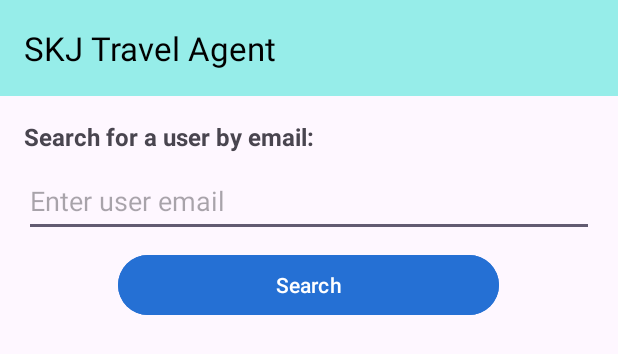
After one commit to deannamh/VacationPlanner, an Android app: the layout activity_admin_searchpage.xml on its own in the app's theme, with its tools: preview values and no code run, on a phone screen of 412 x 824 dp. The commit adds this screen. Shown: the top 354 px of the screen. Run offline under Robolectric (Android 15) with nearby library versions, the phone set to English and light mode, and no system bars.

Commit message:
Add layouts based on role (admin, user) and update UI classes

```diff
--- a/app/src/main/java/com/example/vacationplanner/UI/VacationList.java
+++ b/app/src/main/java/com/example/vacationplanner/UI/VacationList.java
@@ -32,6 +32,11 @@ public class VacationList extends AppCompatActivity {
     private VacationRepository vacationRepository;
     private ExcursionRepository excursionRepository;
     private VacationAdapter vacationAdapter;
+
+    private static final String USER_ROLE_KEY = "userRole";
+    private static final String SELECTED_USER_ID = "selectedUserId";
+    private static final String SELECTED_USER_EMAIL = "selectedUserEmail";
+    private String userRole;
 
     @Override
     protected void onCreate(Bundle savedInstanceState) {
--- /dev/null
+++ b/app/src/main/res/layout/activity_admin_searchpage.xml
@@ -0,0 +1,85 @@
+<?xml version="1.0" encoding="utf-8"?>
+<androidx.constraintlayout.widget.ConstraintLayout xmlns:android="http://schemas.android.com/apk/res/android"
+    xmlns:app="http://schemas.android.com/apk/res-auto"
+    xmlns:tools="http://schemas.android.com/tools"
+    android:layout_width="match_parent"
+    android:layout_height="match_parent"
+    tools:context="UI.AdminSearchActivity">
+
+    <com.google.android.material.appbar.AppBarLayout
+        android:id="@+id/appBarLayout"
+        android:layout_width="match_parent"
+        android:layout_height="wrap_content"
+        app:layout_constraintEnd_toEndOf="parent"
+        app:layout_constraintStart_toStartOf="parent"
+        app:layout_constraintTop_toTopOf="parent">
+
+        <androidx.appcompat.widget.Toolbar
+            android:id="@+id/toolbar"
+            android:layout_width="match_parent"
+            android:layout_height="?attr/actionBarSize"
+            android:background="#96EDE9"
+            app:title="SKJ Travel Agent"
+            app:titleTextColor="@android:color/black" />
+    </com.google.android.material.appbar.AppBarLayout>
+
+    <LinearLayout
+        android:id="@+id/linearlayoutappbar"
+        android:layout_width="match_parent"
+        android:layout_height="180dp"
+        android:orientation="vertical"
+        android:padding="16dp"
+        app:layout_constraintTop_toBottomOf="@id/appBarLayout"
+        tools:layout_editor_absoluteX="0dp">
+
+        <TextView
+            android:layout_width="match_parent"
+            android:layout_height="wrap_content"
+            android:text="Search for a user by email:"
+            android:textSize="16sp"
+            android:textStyle="bold"
+            app:layout_constraintTop_toBottomOf="@+id/appBarLayout" />
+
+        <EditText
+            android:id="@+id/searchEditText"
+            android:layout_width="match_parent"
+            android:layout_height="48dp"
+            android:layout_marginTop="8dp"
+            android:hint="Enter user email"
+            android:inputType="textEmailAddress" />
+
+        <Button
+            android:id="@+id/searchButton"
+            android:layout_width="254dp"
+            android:layout_height="wrap_content"
+            android:layout_marginTop="8dp"
+            android:backgroundTint="#2570d4"
+            android:text="Search"
+            android:layout_gravity="center"/>
+    </LinearLayout>
+
+    <TextView
+        android:id="@+id/noUsersTextView"
+        android:layout_width="wrap_content"
+        android:layout_height="wrap_content"
+        android:text="No users found"
+        android:textSize="16sp"
+        android:visibility="gone"
+        app:layout_constraintBottom_toBottomOf="parent"
+        app:layout_constraintEnd_toEndOf="parent"
+        app:layout_constraintStart_toStartOf="parent"
+        app:layout_constraintTop_toBottomOf="@+id/linearlayoutappbar" />
+
+    <androidx.recyclerview.widget.RecyclerView
+        android:id="@+id/userListRecyclerView"
+        android:layout_width="0dp"
+        android:layout_height="0dp"
+        android:layout_marginTop="24dp"
+        app:layout_constraintBottom_toBottomOf="parent"
+        app:layout_constraintEnd_toEndOf="parent"
+        app:layout_constraintHorizontal_bias="0.0"
+        app:layout_constraintStart_toStartOf="parent"
+        app:layout_constraintTop_toBottomOf="@+id/linearlayoutappbar"
+        app:layout_constraintVertical_bias="0.0" />
+
+</androidx.constraintlayout.widget.ConstraintLayout>
--- a/app/src/main/res/layout/activity_excursion_details.xml
+++ b/app/src/main/res/layout/activity_excursion_details.xml
@@ -5,7 +5,6 @@
     android:id="@+id/main"
     android:layout_width="match_parent"
     android:layout_height="match_parent"
-    android:background="#EAECDE"
     tools:context=".UI.ExcursionDetails">
 
     <EditText
--- a/app/src/main/res/layout/activity_main.xml
+++ b/app/src/main/res/layout/activity_main.xml
@@ -5,7 +5,6 @@
     android:id="@+id/main"
     android:layout_width="match_parent"
     android:layout_height="match_parent"
-    android:background="#EAECDE"
     tools:context=".UI.MainActivity">
 
     <ImageView
--- a/app/src/main/res/layout/activity_vacation_details.xml
+++ b/app/src/main/res/layout/activity_vacation_details.xml
@@ -5,7 +5,6 @@
     android:id="@+id/main"
     android:layout_width="match_parent"
     android:layout_height="match_parent"
-    android:background="#EAECDE"
     tools:context=".UI.VacationDetails">
 
     <ScrollView
--- a/app/src/main/res/layout/activity_vacation_list.xml
+++ b/app/src/main/res/layout/activity_vacation_list.xml
@@ -5,7 +5,6 @@
     android:id="@+id/main"
     android:layout_width="match_parent"
     android:layout_height="match_parent"
-    android:background="#EAECDE"
     tools:context=".UI.VacationList">
 
 
@@ -47,8 +46,8 @@
         android:textStyle="bold"
         app:layout_constraintBottom_toTopOf="@+id/fabAddVacation"
         app:layout_constraintEnd_toEndOf="parent"
-        app:layout_constraintStart_toStartOf="parent"
-        app:layout_constraintHorizontal_bias="0.5" />
+        app:layout_constraintHorizontal_bias="0.498"
+        app:layout_constraintStart_toStartOf="parent" />
 
     <com.google.android.material.floatingactionbutton.FloatingActionButton
         android:id="@+id/fabAddVacation"
--- a/app/src/main/res/layout/excursion_list_item.xml
+++ b/app/src/main/res/layout/excursion_list_item.xml
@@ -1,11 +1,8 @@
 <?xml version="1.0" encoding="utf-8"?>
 <androidx.constraintlayout.widget.ConstraintLayout xmlns:android="http://schemas.android.com/apk/res/android"
-    xmlns:tools="http://schemas.android.com/tools"
     android:id="@+id/main"
     android:layout_width="match_parent"
-    android:layout_height="wrap_content"
-    android:background="#EAECDE"
-    xmlns:app="http://schemas.android.com/apk/res-auto">
+    android:layout_height="wrap_content">
 
     <LinearLayout
         android:layout_width="match_parent"
--- a/app/src/main/res/layout/user_vacation_details.xml
+++ b/app/src/main/res/layout/user_vacation_details.xml
@@ -5,7 +5,6 @@
     android:id="@+id/main"
     android:layout_width="match_parent"
     android:layout_height="match_parent"
-    android:background="#EAECDE"
     tools:context=".UI.UserVacationDetails">
 
     <androidx.cardview.widget.CardView
--- a/app/src/main/res/layout/user_vacation_list.xml
+++ b/app/src/main/res/layout/user_vacation_list.xml
@@ -5,7 +5,6 @@
     android:id="@+id/main"
     android:layout_width="match_parent"
     android:layout_height="match_parent"
-    android:background="#EAECDE"
     tools:context=".UI.UserVacationList">
 
     <TextView
--- a/app/src/main/res/layout/vacation_list_item.xml
+++ b/app/src/main/res/layout/vacation_list_item.xml
@@ -1,10 +1,8 @@
 <?xml version="1.0" encoding="utf-8"?>
 <androidx.constraintlayout.widget.ConstraintLayout xmlns:android="http://schemas.android.com/apk/res/android"
-    xmlns:tools="http://schemas.android.com/tools"
     android:id="@+id/main"
     android:layout_width="match_parent"
     android:layout_height="wrap_content"
-    android:background="#EAECDE"
     xmlns:app="http://schemas.android.com/apk/res-auto">
 
     <TextView
```
Also changed, not shown: app/src/main/java/com/example/vacationplanner/UI/AdminSearchActivity.java (added, +148 -0 lines), app/src/main/java/com/example/vacationplanner/UI/MainActivity.java (+102 -57 lines), app/src/main/java/com/example/vacationplanner/UI/UserAdapter.java (added, +106 -0 lines), app/src/main/java/com/example/vacationplanner/entities/User.java (added, +30 -0 lines), app/src/main/res/layout/item_user.xml (added, +40 -0 lines), app/src/main/res/menu/menu_admin_search.xml (added, +14 -0 lines).
